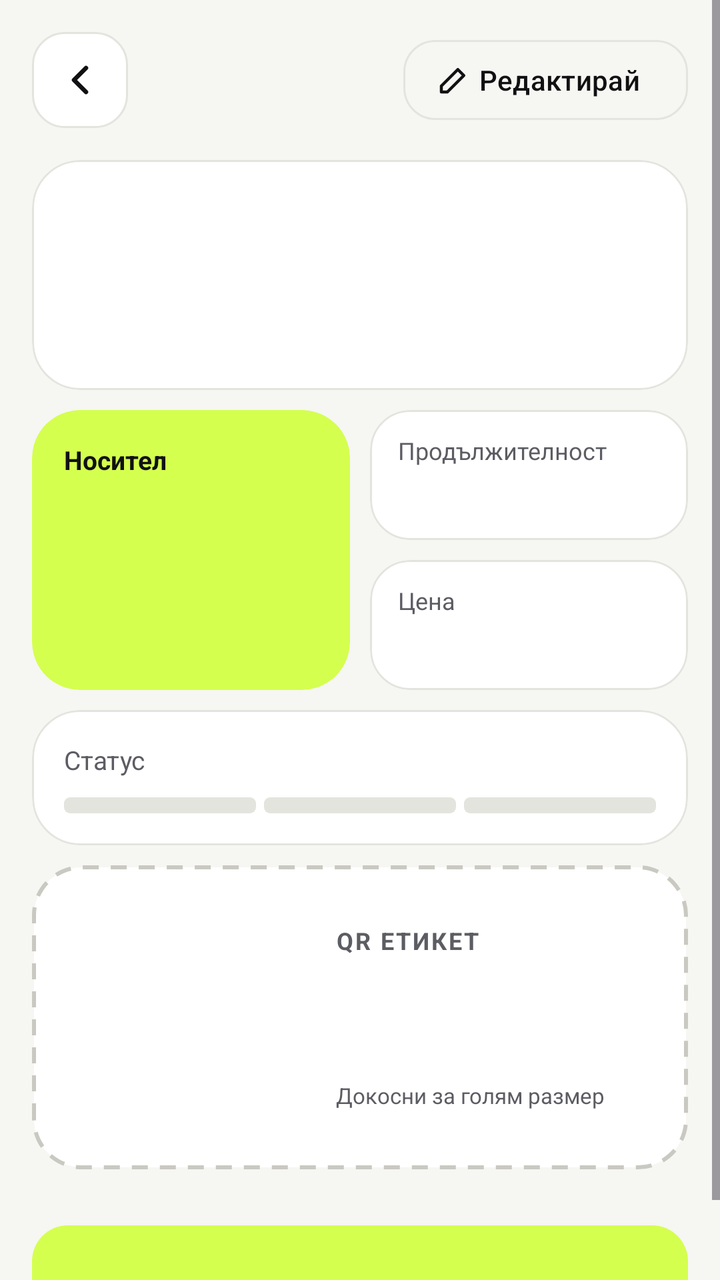
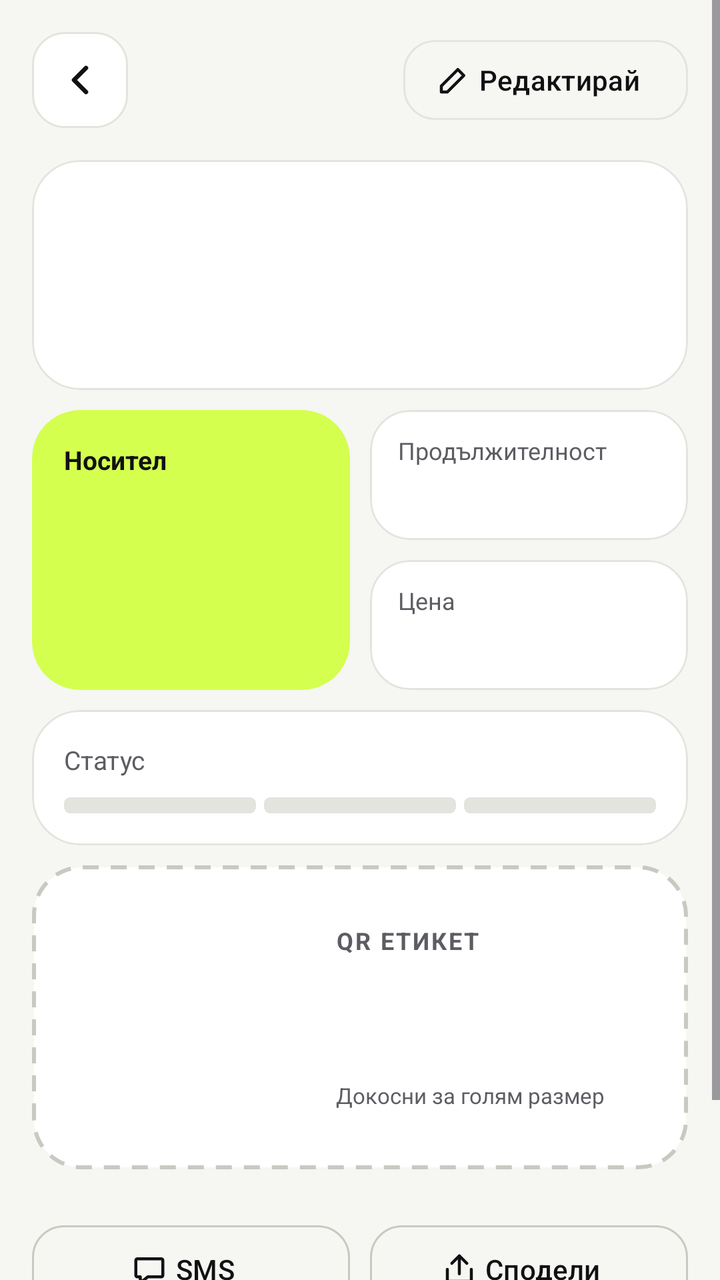

Before-and-after screenshots of an Android layout around one commit, followed by the original layout XML and the change that was made.
<!-- AndroidManifest.xml: application theme Theme.TapeTransfer -->
<!-- res/layout/fragment_order_detail.xml -->
<?xml version="1.0" encoding="utf-8"?>
<ScrollView xmlns:android="http://schemas.android.com/apk/res/android"
    xmlns:app="http://schemas.android.com/apk/res-auto"
    android:layout_width="match_parent"
    android:layout_height="match_parent"
    android:fillViewport="true">

    <LinearLayout
        android:layout_width="match_parent"
        android:layout_height="wrap_content"
        android:orientation="vertical"
        android:padding="16dp">

        <LinearLayout
            android:layout_width="match_parent"
            android:layout_height="wrap_content"
            android:gravity="center_vertical"
            android:orientation="horizontal">

            <ImageButton
                android:id="@+id/buttonBack"
                android:layout_width="48dp"
                android:layout_height="48dp"
                android:background="@drawable/bg_icon_button"
                android:contentDescription="@string/cd_back"
                android:src="@drawable/ic_arrow_back" />

            <TextView
                android:id="@+id/textOrderNumber"
                android:layout_width="0dp"
                android:layout_height="wrap_content"
                android:layout_weight="1"
                android:gravity="center"
                android:textColor="?attr/colorOnSurfaceVariant"
                android:textSize="15sp"
                android:textStyle="bold" />

            <com.google.android.material.button.MaterialButton
                android:id="@+id/buttonEdit"
                style="@style/Widget.Material3.Button.OutlinedButton.Icon"
                android:layout_width="wrap_content"
                android:layout_height="48dp"
                android:text="@string/detail_edit"
                android:textColor="?attr/colorOnSurface"
                app:cornerRadius="16dp"
                app:icon="@drawable/ic_edit"
                app:iconSize="18dp"
                app:iconTint="?attr/colorOnSurface"
                app:strokeColor="?attr/colorOutlineVariant" />
        </LinearLayout>

        <com.google.android.material.card.MaterialCardView
            style="@style/Widget.Material3.CardView.Outlined"
            android:layout_width="match_parent"
            android:layout_height="wrap_content"
            android:layout_marginTop="16dp"
            app:cardBackgroundColor="?attr/colorSurfaceContainerLowest"
            app:cardCornerRadius="24dp"
            app:strokeColor="?attr/colorOutlineVariant">

            <LinearLayout
                android:layout_width="match_parent"
                android:layout_height="wrap_content"
                android:orientation="vertical"
                android:padding="18dp">

                <TextView
                    android:id="@+id/textClient"
                    android:layout_width="wrap_content"
                    android:layout_height="wrap_content"
                    android:textColor="?attr/colorOnSurface"
                    android:textSize="26sp"
                    android:textStyle="bold" />

                <TextView
                    android:id="@+id/textPhone"
                    android:layout_width="wrap_content"
                    android:layout_height="wrap_content"
                    android:layout_marginTop="4dp"
                    android:textColor="?attr/colorOnSurface"
                    android:textSize="15sp" />

                <TextView
                    android:id="@+id/textAcceptedBy"
                    android:layout_width="wrap_content"
                    android:layout_height="wrap_content"
                    android:layout_marginTop="2dp"
                    android:textColor="?attr/colorOnSurfaceVariant"
                    android:textSize="13sp" />
            </LinearLayout>
        </com.google.android.material.card.MaterialCardView>

        <LinearLayout
            android:layout_width="match_parent"
            android:layout_height="140dp"
            android:layout_marginTop="10dp"
            android:orientation="horizontal">

            <com.google.android.material.card.MaterialCardView
                android:layout_width="0dp"
                android:layout_height="match_parent"
                android:layout_marginEnd="5dp"
                android:layout_weight="1"
                app:cardBackgroundColor="@color/lime"
                app:cardCornerRadius="24dp"
                app:cardElevation="0dp"
                app:strokeWidth="0dp">

                <LinearLayout
                    android:layout_width="match_parent"
                    android:layout_height="match_parent"
                    android:orientation="vertical"
                    android:padding="16dp">

                    <TextView
                        android:layout_width="wrap_content"
                        android:layout_height="wrap_content"
                        android:text="@string/detail_media"
                        android:textColor="@color/ink"
                        android:textSize="13sp"
                        android:textStyle="bold" />

                    <TextView
                        android:id="@+id/textMedia"
                        android:layout_width="wrap_content"
                        android:layout_height="0dp"
                        android:layout_weight="1"
                        android:gravity="center_vertical"
                        android:textColor="@color/ink"
                        android:textSize="26sp"
                        android:textStyle="bold" />

                    <TextView
                        android:id="@+id/textFormat"
                        android:layout_width="wrap_content"
                        android:layout_height="wrap_content"
                        android:textColor="@color/ink"
                        android:textSize="14sp" />
                </LinearLayout>
            </com.google.android.material.card.MaterialCardView>

            <LinearLayout
                android:layout_width="0dp"
                android:layout_height="match_parent"
                android:layout_marginStart="5dp"
                android:layout_weight="1"
                android:orientation="vertical">

                <com.google.android.material.card.MaterialCardView
                    style="@style/Widget.Material3.CardView.Outlined"
                    android:layout_width="match_parent"
                    android:layout_height="0dp"
                    android:layout_marginBottom="5dp"
                    android:layout_weight="1"
                    app:cardBackgroundColor="?attr/colorSurfaceContainerLowest"
                    app:cardCornerRadius="20dp"
                    app:strokeColor="?attr/colorOutlineVariant">

                    <LinearLayout
                        android:layout_width="match_parent"
                        android:layout_height="match_parent"
                        android:gravity="center_vertical"
                        android:orientation="vertical"
                        android:paddingStart="14dp"
                        android:paddingEnd="14dp">

                        <TextView
                            android:layout_width="wrap_content"
                            android:layout_height="wrap_content"
                            android:text="@string/detail_duration"
                            android:textColor="?attr/colorOnSurfaceVariant"
                            android:textSize="12sp" />

                        <TextView
                            android:id="@+id/textDuration"
                            android:layout_width="wrap_content"
                            android:layout_height="wrap_content"
                            android:textColor="?attr/colorOnSurface"
                            android:textSize="18sp"
                            android:textStyle="bold" />
                    </LinearLayout>
                </com.google.android.material.card.MaterialCardView>

                <com.google.android.material.card.MaterialCardView
                    style="@style/Widget.Material3.CardView.Outlined"
                    android:layout_width="match_parent"
                    android:layout_height="0dp"
                    android:layout_marginTop="5dp"
                    android:layout_weight="1"
                    app:cardBackgroundColor="?attr/colorSurfaceContainerLowest"
                    app:cardCornerRadius="20dp"
                    app:strokeColor="?attr/colorOutlineVariant">

                    <LinearLayout
                        android:layout_width="match_parent"
                        android:layout_height="match_parent"
                        android:gravity="center_vertical"
                        android:orientation="vertical"
                        android:paddingStart="14dp"
                        android:paddingEnd="14dp">

                        <TextView
                            android:layout_width="wrap_content"
                            android:layout_height="wrap_content"
                            android:text="@string/detail_price"
                            android:textColor="?attr/colorOnSurfaceVariant"
                            android:textSize="12sp" />

                        <TextView
                            android:id="@+id/textPrice"
                            android:layout_width="wrap_content"
                            android:layout_height="wrap_content"
                            android:textColor="?attr/colorOnSurface"
                            android:textSize="18sp"
                            android:textStyle="bold" />
                    </LinearLayout>
                </com.google.android.material.card.MaterialCardView>
            </LinearLayout>
        </LinearLayout>

        <com.google.android.material.card.MaterialCardView
            style="@style/Widget.Material3.CardView.Outlined"
            android:layout_width="match_parent"
            android:layout_height="wrap_content"
            android:layout_marginTop="10dp"
            app:cardBackgroundColor="?attr/colorSurfaceContainerLowest"
            app:cardCornerRadius="24dp"
            app:strokeColor="?attr/colorOutlineVariant">

            <LinearLayout
                android:layout_width="match_parent"
                android:layout_height="wrap_content"
                android:orientation="vertical"
                android:padding="16dp">

                <LinearLayout
                    android:layout_width="match_parent"
                    android:layout_height="wrap_content"
                    android:orientation="horizontal">

                    <TextView
                        android:layout_width="0dp"
                        android:layout_height="wrap_content"
                        android:layout_weight="1"
                        android:text="@string/detail_status"
                        android:textColor="?attr/colorOnSurfaceVariant"
                        android:textSize="13sp" />

                    <TextView
                        android:id="@+id/textStatus"
                        android:layout_width="wrap_content"
                        android:layout_height="wrap_content"
                        android:textColor="?attr/colorOnSurface"
                        android:textSize="13sp"
                        android:textStyle="bold" />
                </LinearLayout>

                <LinearLayout
                    android:layout_width="match_parent"
                    android:layout_height="wrap_content"
                    android:layout_marginTop="10dp"
                    android:orientation="horizontal">

                    <View
                        android:id="@+id/segment1"
                        android:layout_width="0dp"
                        android:layout_height="8dp"
                        android:layout_weight="1"
                        android:background="@drawable/bg_segment" />

                    <View
                        android:id="@+id/segment2"
                        android:layout_width="0dp"
                        android:layout_height="8dp"
                        android:layout_marginStart="4dp"
                        android:layout_weight="1"
                        android:background="@drawable/bg_segment" />

                    <View
                        android:id="@+id/segment3"
                        android:layout_width="0dp"
                        android:layout_height="8dp"
                        android:layout_marginStart="4dp"
                        android:layout_weight="1"
                        android:background="@drawable/bg_segment" />
                </LinearLayout>
            </LinearLayout>
        </com.google.android.material.card.MaterialCardView>

        <com.google.android.material.card.MaterialCardView
            android:id="@+id/cardNotes"
            style="@style/Widget.Material3.CardView.Outlined"
            android:layout_width="match_parent"
            android:layout_height="wrap_content"
            android:layout_marginTop="10dp"
            android:visibility="gone"
            app:cardBackgroundColor="?attr/colorSurfaceContainerLowest"
            app:cardCornerRadius="24dp"
            app:strokeColor="?attr/colorOutlineVariant">

            <LinearLayout
                android:layout_width="match_parent"
                android:layout_height="wrap_content"
                android:orientation="vertical"
                android:padding="16dp">

                <TextView
                    android:layout_width="wrap_content"
                    android:layout_height="wrap_content"
                    android:text="@string/detail_notes"
                    android:textColor="?attr/colorOnSurfaceVariant"
                    android:textSize="13sp" />

                <TextView
                    android:id="@+id/textNotes"
                    android:layout_width="match_parent"
                    android:layout_height="wrap_content"
                    android:layout_marginTop="4dp"
                    android:textColor="?attr/colorOnSurface"
                    android:textSize="15sp" />
            </LinearLayout>
        </com.google.android.material.card.MaterialCardView>

        <LinearLayout
            android:id="@+id/cardQrLabel"
            android:layout_width="match_parent"
            android:layout_height="wrap_content"
            android:layout_marginTop="10dp"
            android:background="@drawable/bg_qr_label"
            android:clickable="true"
            android:focusable="true"
            android:gravity="center_vertical"
            android:orientation="horizontal"
            android:padding="16dp">

            <ImageView
                android:id="@+id/imageQr"
                android:layout_width="120dp"
                android:layout_height="120dp"
                android:contentDescription="@string/cd_qr_code" />

            <LinearLayout
                android:layout_width="0dp"
                android:layout_height="wrap_content"
                android:layout_marginStart="16dp"
                android:layout_weight="1"
                android:orientation="vertical">

                <TextView
                    android:layout_width="wrap_content"
                    android:layout_height="wrap_content"
                    android:letterSpacing="0.08"
                    android:text="@string/qr_label_title"
                    android:textColor="?attr/colorOnSurfaceVariant"
                    android:textSize="12sp"
                    android:textStyle="bold" />

                <TextView
                    android:id="@+id/textQrNumber"
                    android:layout_width="wrap_content"
                    android:layout_height="wrap_content"
                    android:layout_marginTop="2dp"
                    android:textColor="?attr/colorOnSurface"
                    android:textSize="24sp"
                    android:textStyle="bold" />

                <TextView
                    android:id="@+id/textQrInfo"
                    android:layout_width="wrap_content"
                    android:layout_height="wrap_content"
                    android:layout_marginTop="2dp"
                    android:textColor="?attr/colorOnSurfaceVariant"
                    android:textSize="13sp" />

                <TextView
                    android:layout_width="wrap_content"
                    android:layout_height="wrap_content"
                    android:layout_marginTop="8dp"
                    android:text="@string/qr_label_hint"
                    android:textColor="?attr/colorOnSurfaceVariant"
                    android:textSize="11sp" />
            </LinearLayout>
        </LinearLayout>

        <Space
            android:layout_width="match_parent"
            android:layout_height="0dp"
            android:layout_weight="1"
            android:minHeight="24dp" />

        <com.google.android.material.button.MaterialButton
            android:id="@+id/buttonNextStep"
            style="@style/Widget.TapeTransfer.Button.Lime"
            android:layout_width="match_parent"
            android:layout_height="wrap_content"
            app:iconGravity="textStart"
            app:iconTint="@color/ink" />

        <com.google.android.material.button.MaterialButton
            android:id="@+id/buttonDelete"
            style="@style/Widget.Material3.Button.TextButton"
            android:layout_width="match_parent"
            android:layout_height="wrap_content"
            android:layout_marginTop="4dp"
            android:text="@string/detail_delete"
            android:textColor="?attr/colorError"
            android:visibility="gone" />

    </LinearLayout>
</ScrollView>
<!-- resources referenced by this layout -->
<resources>
  <color name="ink">#111113</color>
  <color name="lime">#D4FF4F</color>
  <!-- drawable bg_icon_button (drawable) -->
  <?xml version="1.0" encoding="utf-8"?>
  <shape xmlns:android="http://schemas.android.com/apk/res/android"
      android:shape="rectangle">
      <solid android:color="@color/surface_light" />
      <stroke
          android:width="1dp"
          android:color="@color/outline_variant_light" />
      <corners android:radius="16dp" />
  </shape>
  <!-- drawable bg_segment (drawable) -->
  <?xml version="1.0" encoding="utf-8"?>
  <shape xmlns:android="http://schemas.android.com/apk/res/android"
      android:shape="rectangle">
      <solid android:color="@color/outline_variant_light" />
      <corners android:radius="3dp" />
  </shape>
  <string name="cd_back">Назад</string>
  <string name="cd_qr_code">QR код на поръчката</string>
  <string name="detail_delete">Изтрий поръчката</string>
  <string name="detail_duration">Продължителност</string>
  <string name="detail_edit">Редактирай</string>
  <string name="detail_media">Носител</string>
  <string name="detail_notes">Бележки</string>
  <string name="detail_price">Цена</string>
  <string name="detail_status">Статус</string>
  <string name="qr_label_hint">Докосни за голям размер</string>
  <string name="qr_label_title">QR ЕТИКЕТ</string>
  <style name="Widget.TapeTransfer.Button.Lime" parent="Widget.Material3.Button">
          <item name="backgroundTint">@color/lime</item>
          <item name="android:textColor">@color/ink</item>
          <item name="android:textSize">16sp</item>
          <item name="android:textStyle">bold</item>
          <item name="android:minHeight">58dp</item>
          <item name="cornerRadius">18dp</item>
      </style>
  <style name="Theme.TapeTransfer" parent="Base.Theme.TapeTransfer" />
  <color name="surface_light">#FFFFFF</color>
  <color name="outline_variant_light">#E4E4DF</color>
  <color name="outline_light">#C9C9C2</color>
  <color name="white">#FFFFFF</color>
  <color name="error">#B3261E</color>
  <color name="background_light">#F6F6F3</color>
  <color name="ink_secondary">#5C5C63</color>
  <color name="surface_variant_light">#EFEFEA</color>
  <style name="ShapeAppearance.TapeTransfer.Small" parent="">
          <item name="cornerFamily">rounded</item>
          <item name="cornerSize">12dp</item>
      </style>
  <style name="ShapeAppearance.TapeTransfer.Medium" parent="">
          <item name="cornerFamily">rounded</item>
          <item name="cornerSize">16dp</item>
      </style>
  <style name="ShapeAppearance.TapeTransfer.Large" parent="">
          <item name="cornerFamily">rounded</item>
          <item name="cornerSize">24dp</item>
      </style>
  <!-- unchanged entries left out for length: 4 -->
</resources>

<!-- the commit's change to res/layout/fragment_order_detail.xml (unified diff, before → after) -->
@@ -388,6 +388,43 @@
             android:layout_weight="1"
             android:minHeight="24dp" />
 
+        <LinearLayout
+            android:layout_width="match_parent"
+            android:layout_height="wrap_content"
+            android:layout_marginBottom="10dp"
+            android:orientation="horizontal">
+
+            <com.google.android.material.button.MaterialButton
+                android:id="@+id/buttonSms"
+                style="@style/Widget.Material3.Button.OutlinedButton.Icon"
+                android:layout_width="0dp"
+                android:layout_height="52dp"
+                android:layout_marginEnd="5dp"
+                android:layout_weight="1"
+                android:text="@string/notify_sms"
+                android:textColor="?attr/colorOnSurface"
+                app:cornerRadius="16dp"
+                app:icon="@drawable/ic_sms"
+                app:iconGravity="textStart"
+                app:iconTint="?attr/colorOnSurface"
+                app:strokeColor="?attr/colorOutline" />
+
+            <com.google.android.material.button.MaterialButton
+                android:id="@+id/buttonShare"
+                style="@style/Widget.Material3.Button.OutlinedButton.Icon"
+                android:layout_width="0dp"
+                android:layout_height="52dp"
+                android:layout_marginStart="5dp"
+                android:layout_weight="1"
+                android:text="@string/notify_share"
+                android:textColor="?attr/colorOnSurface"
+                app:cornerRadius="16dp"
+                app:icon="@drawable/ic_share"
+                app:iconGravity="textStart"
+                app:iconTint="?attr/colorOnSurface"
+                app:strokeColor="?attr/colorOutline" />
+        </LinearLayout>
+
         <com.google.android.material.button.MaterialButton
             android:id="@+id/buttonNextStep"
             style="@style/Widget.TapeTransfer.Button.Lime"
<!-- resource entries referenced after the edit -->
@@ -19,6 +19,33 @@
       <solid android:color="@color/outline_variant_light" />
       <corners android:radius="3dp" />
   </shape>
+  <!-- drawable ic_share (drawable) -->
+  <vector xmlns:android="http://schemas.android.com/apk/res/android"
+      android:width="24dp"
+      android:height="24dp"
+      android:viewportWidth="24"
+      android:viewportHeight="24">
+      <path
+          android:fillColor="#00000000"
+          android:pathData="M4,12v7a1,1 0,0 0,1 1h14a1,1 0,0 0,1 -1v-7M12,3v12M7,8l5,-5l5,5"
+          android:strokeWidth="2"
+          android:strokeColor="#111113"
+          android:strokeLineCap="round"
+          android:strokeLineJoin="round" />
+  </vector>
+  <!-- drawable ic_sms (drawable) -->
+  <vector xmlns:android="http://schemas.android.com/apk/res/android"
+      android:width="24dp"
+      android:height="24dp"
+      android:viewportWidth="24"
+      android:viewportHeight="24">
+      <path
+          android:fillColor="#00000000"
+          android:pathData="M4,5h16a1,1 0,0 1,1 1v10a1,1 0,0 1,-1 1h-9l-5,4v-4h-2a1,1 0,0 1,-1 -1v-10a1,1 0,0 1,1 -1z"
+          android:strokeWidth="2"
+          android:strokeColor="#111113"
+          android:strokeLineJoin="round" />
+  </vector>
   <string name="cd_back">Назад</string>
   <string name="cd_qr_code">QR код на поръчката</string>
   <string name="detail_delete">Изтрий поръчката</string>
@@ -28,6 +55,8 @@
   <string name="detail_notes">Бележки</string>
   <string name="detail_price">Цена</string>
   <string name="detail_status">Статус</string>
+  <string name="notify_share">Сподели</string>
+  <string name="notify_sms">SMS</string>
   <string name="qr_label_hint">Докосни за голям размер</string>
   <string name="qr_label_title">QR ЕТИКЕТ</string>
   <style name="Widget.TapeTransfer.Button.Lime" parent="Widget.Material3.Button">
